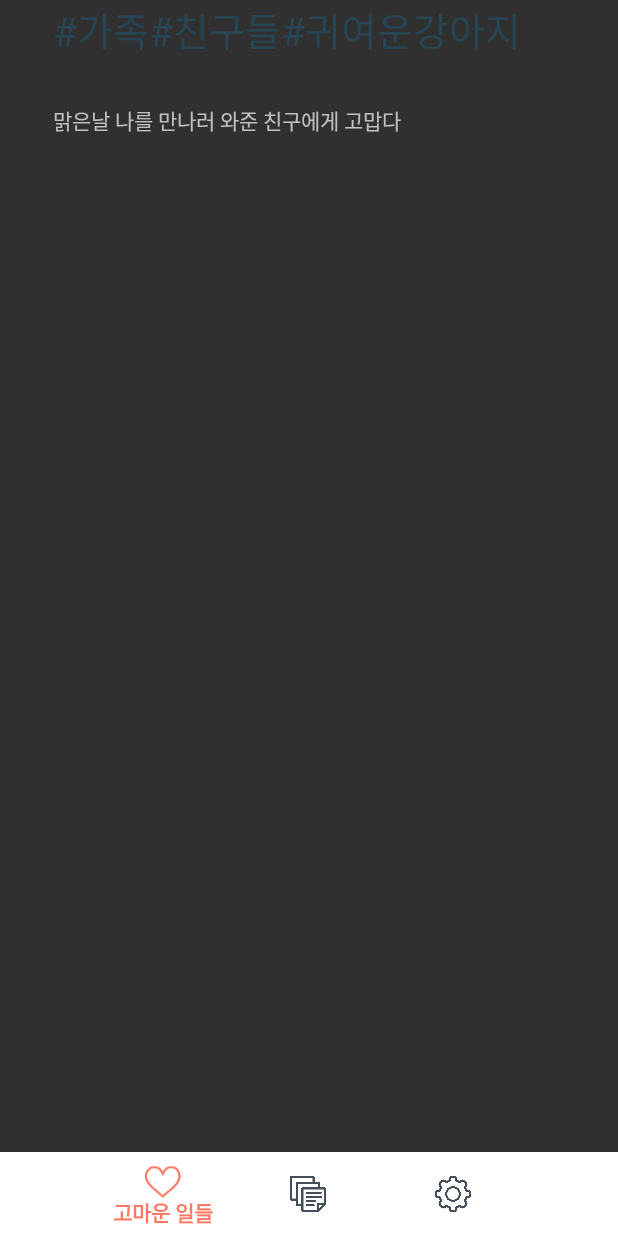
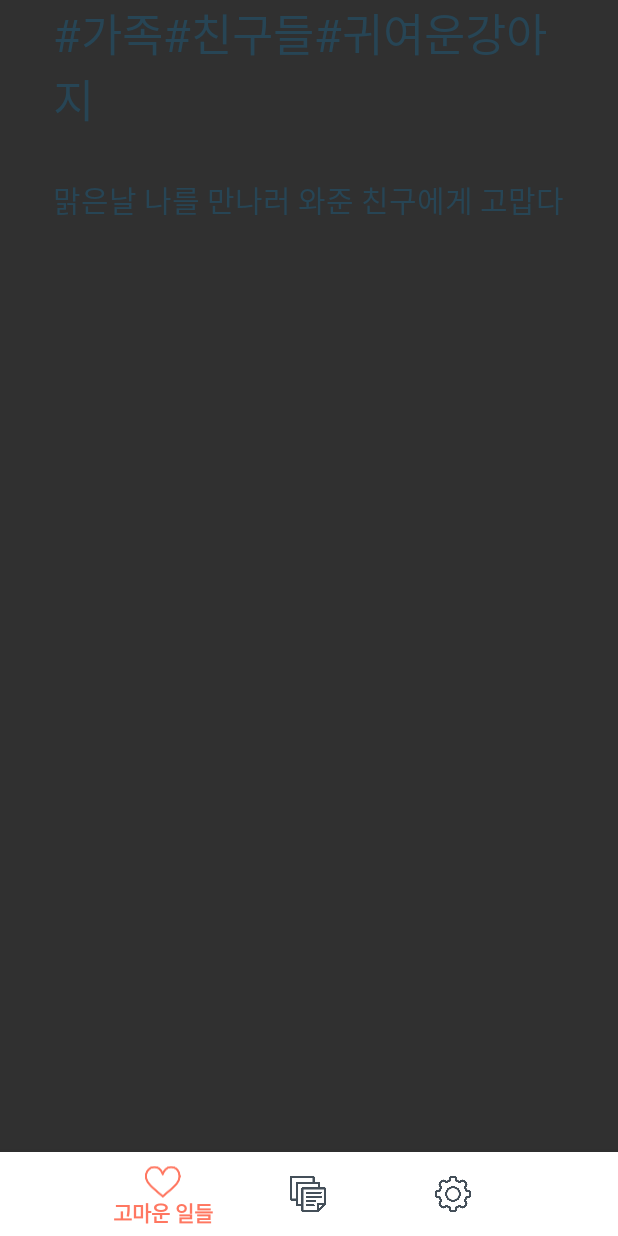
Before and after one commit to paryyongwoo/gomawa, an Android app: the fragment FragmentMyThanksComplete placed in its activity, on a phone screen of 412 x 824 dp. Run offline under Robolectric (Android 15) with nearby library versions, the phone set to English and light mode, and no system bars; libraries missing offline, so code that uses them is left out: com.nex3z.flowlayout; 2 statements that could not run were skipped.

Commit message:
로그인 성공후 DailyThanks 가져오는 로직 수정

```diff
--- a/app/src/main/java/com/gomawa/activity/MainActivity.java
+++ b/app/src/main/java/com/gomawa/activity/MainActivity.java
@@ -389,6 +389,12 @@ public class MainActivity extends AppCompatActivity {
                 Data.setDailyThanks(dailyThanks);
 
                 return true;
+            } else {
+                /**
+                 * 서버 에러
+                 * 오늘 작성한 DailyThanks가 없다면 204 응답이 오므로, 결국 응답은 성공(success)이다.
+                 * 이곳으로 왔다는 얘기는 서버 에러가 발생했다는 의미
+                 */
             }
         } else {
             // todo: 예외 처리
--- a/app/src/main/java/com/gomawa/fragment/FragmentMyThanks.java
+++ b/app/src/main/java/com/gomawa/fragment/FragmentMyThanks.java
@@ -101,12 +101,20 @@ public class FragmentMyThanks extends Fragment {
         mPager = rootView.findViewById(R.id.thanksPager);
         mPager.setOffscreenPageLimit(1);
         pagerAdapter = new ScreenSlidePagerAdapter(getChildFragmentManager());
+
+        DailyThanks dailyThanks = Data.getDailyThanks();
+        if (dailyThanks != null) {
+            fragmentComplete = new FragmentMyThanksComplete();
+            pagerAdapter.addItem(fragmentComplete);
+        } else {
             fragmentFirst = new FragmentMyThanksFirst();
             fragmentSecond = new FragmentMyThanksSecond();
             fragmentComplete = new FragmentMyThanksComplete();
             pagerAdapter.addItem(fragmentFirst);
             pagerAdapter.addItem(fragmentSecond);
             pagerAdapter.addItem(fragmentComplete);
+        }
+
         mPager.setAdapter(pagerAdapter);
         // DepthPageTransformer 설정
         mPager.setPageTransformer(true, new DepthPageTransformer());
--- a/app/src/main/java/com/gomawa/fragment/FragmentMyThanksComplete.java
+++ b/app/src/main/java/com/gomawa/fragment/FragmentMyThanksComplete.java
@@ -17,6 +17,8 @@ import androidx.annotation.Nullable;
 import androidx.fragment.app.Fragment;
 
 import com.gomawa.R;
+import com.gomawa.common.Data;
+import com.gomawa.dto.DailyThanks;
 import com.nex3z.flowlayout.FlowLayout;
 
 public class FragmentMyThanksComplete extends Fragment {
@@ -39,6 +41,14 @@ public class FragmentMyThanksComplete extends Fragment {
         tagsTextView = rootView.findViewById(R.id.tags);
         tagsTextView = rootView.findViewById(R.id.tags);
         completeTextView = rootView.findViewById(R.id.complete_text_view);
+
+        /**
+         * 이미 오늘 날짜에 작성한 DailyThanks가 있다면 내용을 뷰에 표시
+         */
+        DailyThanks dailyThanks = Data.getDailyThanks();
+        if (dailyThanks != null) {
+            completeTextView.setText(dailyThanks.getContent());
+        }
     }
 
     /**
--- a/app/src/main/res/layout/fragment_my_thanks_complete.xml
+++ b/app/src/main/res/layout/fragment_my_thanks_complete.xml
@@ -9,7 +9,7 @@
         android:layout_width="match_parent"
         android:layout_height="wrap_content"
         android:text="#가족#친구들#귀여운강아지"
-        android:textSize="26dp"
+        android:textSize="30sp"
         android:textColor="@color/inactiveColor"
         app:layout_constraintStart_toStartOf="parent"
         app:layout_constraintTop_toTopOf="parent"
@@ -20,6 +20,8 @@
         android:layout_width="match_parent"
         android:layout_height="wrap_content"
         android:text="맑은날 나를 만나러 와준 친구에게 고맙다"
+        android:textColor="@color/inactiveColor"
+        android:textSize="20sp"
         app:layout_constraintTop_toBottomOf="@+id/tags"
         app:layout_constraintStart_toStartOf="@+id/tags"
         android:paddingHorizontal="35dp"
```
Lines whose indentation alone changed are shown as unchanged.
